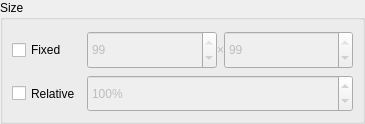
This is src/display/qt/windows/control_panel/output/size.ui in mrehkopf/vcs as Qt 5 draws it before an edit. The edited form follows.
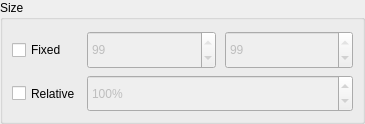
This is the edited form.

What changed in the file:
```diff
--- a/src/display/qt/windows/control_panel/output/size.ui
+++ b/src/display/qt/windows/control_panel/output/size.ui
@@ -17,6 +17,9 @@
    <string>Dialog</string>
   </property>
   <layout class="QVBoxLayout" name="verticalLayout">
+   <property name="spacing">
+    <number>9</number>
+   </property>
    <property name="leftMargin">
     <number>0</number>
    </property>
@@ -98,7 +101,7 @@
       <item row="0" column="1">
        <layout class="QHBoxLayout" name="horizontalLayout">
         <property name="spacing">
-         <number>0</number>
+         <number>9</number>
         </property>
         <item>
          <widget class="QSpinBox" name="spinBox_outputResX">
@@ -119,28 +122,6 @@
           </property>
          </widget>
         </item>
-        <item>
-         <widget class="QLabel" name="label_resolutionX">
-          <property name="enabled">
-           <bool>false</bool>
-          </property>
-          <property name="sizePolicy">
-           <sizepolicy hsizetype="Fixed" vsizetype="Preferred">
-            <horstretch>0</horstretch>
-            <verstretch>0</verstretch>
-           </sizepolicy>
-          </property>
-          <property name="text">
-           <string>&amp;times;</string>
-          </property>
-          <property name="textFormat">
-           <enum>Qt::RichText</enum>
-          </property>
-          <property name="alignment">
-           <set>Qt::AlignCenter</set>
-          </property>
-         </widget>
-        </item>
         <item>
          <widget class="QSpinBox" name="spinBox_outputResY">
           <property name="enabled">
```
